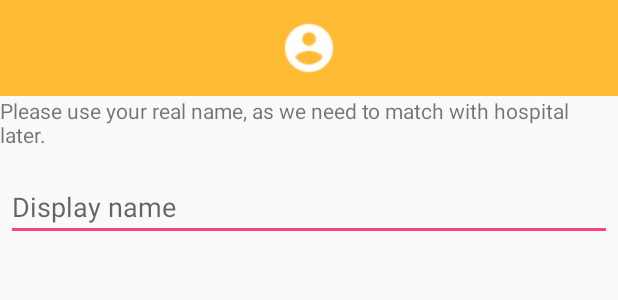
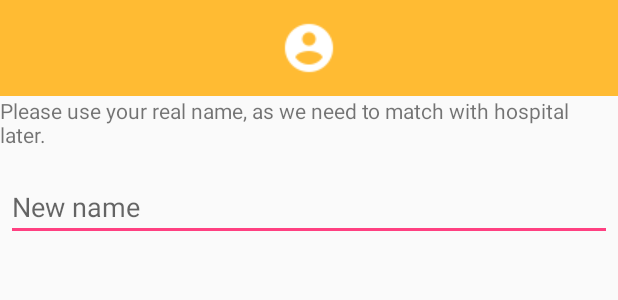
Before and after one commit to WLun001/pocket-health-advisor, an Android app: the layout auth_user_details_dialog.xml on its own in the app's theme, with its tools: preview values and no code run, on a phone screen of 412 x 824 dp. Shown: the top 300 px of the screen. Run offline under Robolectric (Android 15) with nearby library versions, the phone set to English and light mode, and no system bars.

Commit message:
added feature to change firebase auth display name

```diff
--- a/app/src/main/java/com/example/lun/pocket_health_advisor/ChatbotActivity.kt
+++ b/app/src/main/java/com/example/lun/pocket_health_advisor/ChatbotActivity.kt
@@ -130,7 +130,7 @@ class ChatbotActivity : AppCompatActivity(), LoaderManager.LoaderCallbacks<Array
             override fun onBindViewHolder(viewHolder: ChatRecord, position: Int, model: ChatMessage) {
                 Log.d("authUser", "" + model.user)
 
-                if (model.user == authUser.name) {
+                if (model.user !=DialogflowAsyncWorker.BOT) {
                     Log.d("model", "" + model.message)
                     viewHolder.rightText.text = model.message
 
--- a/app/src/main/res/layout/auth_user_details_dialog.xml
+++ b/app/src/main/res/layout/auth_user_details_dialog.xml
@@ -25,7 +25,7 @@
         android:layout_marginLeft="4dp"
         android:layout_marginRight="4dp"
         android:layout_marginBottom="4dp"
-        android:hint="@string/display_name" />
+        android:hint="@string/new_display_name" />
     <!--<EditText-->
         <!--android:id="@+id/password"-->
         <!--android:inputType="textPassword"-->
--- a/app/src/main/res/values/strings.xml
+++ b/app/src/main/res/values/strings.xml
@@ -14,10 +14,13 @@
 
     <!--firebase user dialog-->
     <string name="dialog_title">User Details</string>
-    <string name="display_name">Display name</string>
+    <string name="new_display_name">New name</string>
     <string name="display_message">Please use your real name, as we need to match with hospital later.</string>
     <string name="button_ok">OK</string>
     <string name="button_cancel">Cancel</string>
+
+    <!--Firebase User-->
+    <string name="updated_display_name">Display name updated.</string>
 
 
     <string name="hospital_open_now">Open Now</string>
```
Also changed, not shown: app/src/main/java/com/example/lun/pocket_health_advisor/MainActivity.kt (+17 -2 lines).
